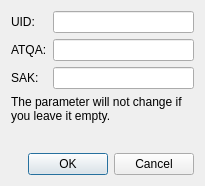
Old version of the form ui/mf_uid_parameterdialog.ui in the repository wh201906/Proxmark3GUI.
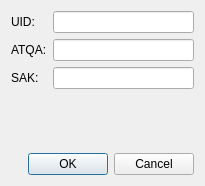
New version of the form.

Patch:
```diff
--- a/ui/mf_uid_parameterdialog.ui
+++ b/ui/mf_uid_parameterdialog.ui
@@ -48,16 +48,6 @@
      </item>
     </layout>
    </item>
-   <item>
-    <widget class="QLabel" name="label">
-     <property name="text">
-      <string>The parameter will not change if you leave it empty.</string>
-     </property>
-     <property name="wordWrap">
-      <bool>true</bool>
-     </property>
-    </widget>
-   </item>
    <item>
     <spacer name="verticalSpacer">
      <property name="orientation">
```
Left out of the diff: 2 changed lines with no effect on the pictures.
